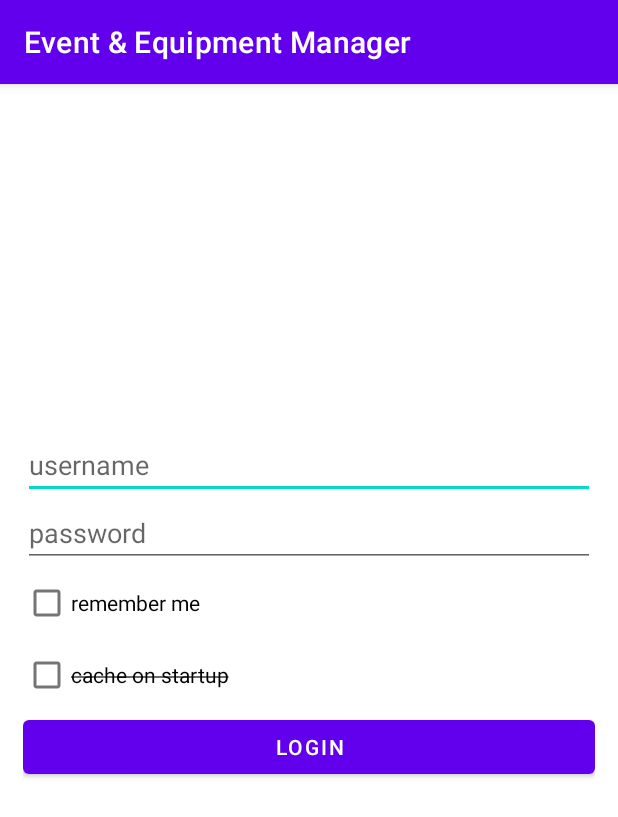
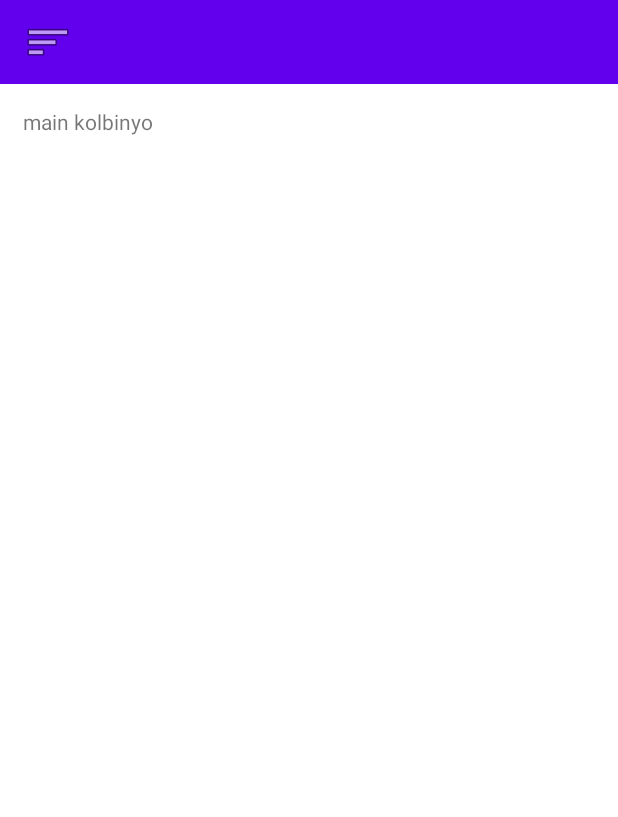
Before and after one commit to C4T4PHR4CT/Event_and_Equipment_Manager, an Android app: the screen it shows after launch (MainActivity), on a phone screen of 412 x 824 dp. Shown: the top 817 px of the screen. Run offline under Robolectric (Android 15) with nearby library versions, the phone set to English and light mode, and no system bars.

Commit message:
basic nav & ui

```diff
--- a/source/EventManager (AndroidStudio)/app/src/main/AndroidManifest.xml
+++ b/source/EventManager (AndroidStudio)/app/src/main/AndroidManifest.xml
@@ -11,10 +11,10 @@
         android:supportsRtl="true"
         android:theme="@style/Theme.EventEquipmentManager"
         tools:ignore="AllowBackup">
+        <activity android:name=".LoginActivity" />
         <activity android:name=".MainActivity">
             <intent-filter>
                 <action android:name="android.intent.action.MAIN" />
-
                 <category android:name="android.intent.category.LAUNCHER" />
             </intent-filter>
         </activity>
--- a/source/EventManager (AndroidStudio)/app/src/main/java/com/SovietHouseholdAppliances/EventManager/MainActivity.java
+++ b/source/EventManager (AndroidStudio)/app/src/main/java/com/SovietHouseholdAppliances/EventManager/MainActivity.java
@@ -1,49 +1,126 @@
 package com.SovietHouseholdAppliances.EventManager;
 
 import androidx.appcompat.app.AppCompatActivity;
+import androidx.core.view.GravityCompat;
+import androidx.drawerlayout.widget.DrawerLayout;
+import androidx.fragment.app.Fragment;
+import androidx.fragment.app.FragmentContainerView;
+import androidx.fragment.app.FragmentManager;
+import androidx.fragment.app.FragmentTransaction;
 
-import android.graphics.Paint;
+import android.content.Context;
+import android.content.Intent;
 import android.os.Bundle;
-import android.view.WindowManager;
 import android.widget.Button;
-import android.widget.CheckBox;
-import android.widget.EditText;
+import android.widget.ImageButton;
+import android.widget.Toast;
 
 public class MainActivity extends AppCompatActivity {
 
-    EditText username;
-    EditText password;
-    CheckBox remember;
-    CheckBox cache;
-    Button login;
+    ImageButton menu;
+    DrawerLayout drawer;
+    Button profile;
+    Button events;
+    Button equipments;
+    Button logout;
+    FragmentContainerView fragment;
+
+    Fragment activeFragment;
 
     @Override
     protected void onCreate(Bundle savedInstanceState) {
         super.onCreate(savedInstanceState);
         setContentView(R.layout.activity_main);
 
-        getWindow().setSoftInputMode(WindowManager.LayoutParams.SOFT_INPUT_ADJUST_RESIZE);
+        menu = findViewById(R.id.menu_button);
+        drawer = findViewById(R.id.menu_drawer);
+        profile = findViewById(R.id.menu_profile);
+        events = findViewById(R.id.menu_events);
+        equipments = findViewById(R.id.menu_equipments);
+        logout = findViewById(R.id.menu_logout);
+        fragment = findViewById(R.id.fragment);
 
-        username = findViewById(R.id.login_username);
-        password = findViewById(R.id.login_password);
-        remember = findViewById(R.id.login_remember);
-        cache = findViewById(R.id.login_cache);
-        login = findViewById(R.id.login_button);
+        menu.setOnClickListener(e -> {
+            openDrawer();
+        });
 
-        cache.setPaintFlags(cache.getPaintFlags() | Paint.STRIKE_THRU_TEXT_FLAG);
+        profile.setOnClickListener(e -> {
+            closeDrawer();
+            navigate(new ProfileFragment());
+        });
 
-        remember.setOnClickListener(e -> {
-            if (remember.isChecked())
-            {
-                cache.setClickable(true);
-                cache.setPaintFlags(cache.getPaintFlags() & (~Paint.STRIKE_THRU_TEXT_FLAG));
-            }
+        events.setOnClickListener(e -> {
+            closeDrawer();
+            navigate(new EventFragment());
+        });
+
+        equipments.setOnClickListener(e -> {
+            closeDrawer();
+            navigate(new EquipmentFragment());
+        });
+
+        logout.setOnClickListener(e -> {
+            closeDrawer();
+            startActivityForResult(new Intent(this, LoginActivity.class), 1);
+        });
+
+        if (savedInstanceState == null)
+            navigate(new MainFragment());
+
+        maininstance = getApplicationContext();
+    }
+
+    @Override
+    protected void onStart() {
+        super.onStart();
+        closeDrawer();
+    }
+
+    @Override
+    protected void onActivityResult(int requestCode, int resultCode, Intent data) {
+        super.onActivityResult(requestCode, resultCode, data);
+
+        //returning from login
+        if (requestCode == 1) {
+            navigate(new MainFragment());
+        }
+    }
+
+    @Override
+    public void onBackPressed () {
+        if (!drawer.isDrawerOpen(GravityCompat.START))
+            if (activeFragment instanceof MainFragment)
+                finish();
             else
-            {
-                cache.setClickable(false);
-                cache.setChecked(false);
-                cache.setPaintFlags(cache.getPaintFlags() | Paint.STRIKE_THRU_TEXT_FLAG);
-            }
-        });
+                navigate(new MainFragment());
+        else
+            closeDrawer();
+    }
+
+    private void closeDrawer()
+    {
+        drawer.closeDrawer(GravityCompat.START);
+    }
+
+    private void openDrawer()
+    {
+        drawer.openDrawer(GravityCompat.START);
+    }
+
+    private void navigate(Fragment newFragment)
+    {
+        if (activeFragment == null || newFragment.getClass() != activeFragment.getClass()) {
+            activeFragment = newFragment;
+            FragmentManager fragmentManager = getSupportFragmentManager();
+            FragmentTransaction transaction = fragmentManager.beginTransaction();
+            transaction.replace(fragment.getId(), newFragment);
+            transaction.commit();
+        }
+    }
+
+    private static Context maininstance;
+    public static void print(String content)
+    {
+        Toast.makeText(maininstance, content, Toast.LENGTH_SHORT).show();
     }
 }
--- /dev/null
+++ b/source/EventManager (AndroidStudio)/app/src/main/java/com/SovietHouseholdAppliances/EventManager/MainFragment.java
@@ -0,0 +1,17 @@
+package com.SovietHouseholdAppliances.EventManager;
+
+import android.os.Bundle;
+
+import androidx.fragment.app.Fragment;
+
+import android.view.LayoutInflater;
+import android.view.View;
+import android.view.ViewGroup;
+
+public class MainFragment extends Fragment {
+
+    @Override
+    public View onCreateView(LayoutInflater inflater, ViewGroup container, Bundle savedInstanceState) {
+        return inflater.inflate(R.layout.fragment_main, container, false);
+    }
+}
--- a/source/EventManager (AndroidStudio)/app/src/main/res/layout/activity_main.xml
+++ b/source/EventManager (AndroidStudio)/app/src/main/res/layout/activity_main.xml
@@ -1,57 +1,77 @@
 <?xml version="1.0" encoding="utf-8"?>
-<androidx.constraintlayout.widget.ConstraintLayout xmlns:android="http://schemas.android.com/apk/res/android"
+<androidx.drawerlayout.widget.DrawerLayout xmlns:android="http://schemas.android.com/apk/res/android"
     xmlns:app="http://schemas.android.com/apk/res-auto"
     xmlns:tools="http://schemas.android.com/tools"
+    android:id="@+id/menu_drawer"
     android:layout_width="match_parent"
     android:layout_height="match_parent"
     tools:context=".MainActivity">
 
     <LinearLayout
         android:layout_width="match_parent"
-        android:layout_height="wrap_content"
-        android:orientation="vertical"
-        android:padding="15dp"
-        app:layout_constraintBottom_toBottomOf="parent"
-        app:layout_constraintTop_toTopOf="parent"
-        app:layout_constraintVertical_bias="0.43"
-        tools:layout_editor_absoluteX="155dp">
+        android:layout_height="match_parent"
+        android:orientation="vertical">
 
-        <EditText
-            android:id="@+id/login_username"
+        <androidx.appcompat.widget.Toolbar
             android:layout_width="match_parent"
             android:layout_height="wrap_content"
-            android:autofillHints=""
-            android:ems="10"
-            android:hint="@string/login_username"
-            android:inputType="textPersonName" />
+            android:background="?attr/colorPrimary"
+            android:minHeight="?attr/actionBarSize"
+            android:theme="?attr/actionBarTheme">
 
-        <EditText
-            android:id="@+id/login_password"
+            <ImageButton
+                android:id="@+id/menu_button"
+                android:layout_width="wrap_content"
+                android:layout_height="wrap_content"
+                android:background="#00000000"
+                android:contentDescription="@string/menu_button"
+                app:srcCompat="@android:drawable/ic_menu_sort_by_size" />
+
+        </androidx.appcompat.widget.Toolbar>
+
+        <androidx.fragment.app.FragmentContainerView
+            android:id="@+id/fragment"
             android:layout_width="match_parent"
             android:layout_height="wrap_content"
-            android:autofillHints=""
-            android:ems="10"
-            android:hint="@string/login_password"
-            android:inputType="textPassword" />
+            android:padding="15dp" />
 
-        <CheckBox
-            android:id="@+id/login_remember"
+    </LinearLayout>
+
+    <com.google.android.material.navigation.NavigationView
+        android:layout_width="wrap_content"
+        android:layout_height="match_parent"
+        android:layout_gravity="start"
+        android:fitsSystemWindows="true">
+
+        <LinearLayout
+            android:layout_width="match_parent"
+            android:layout_height="match_parent"
+            android:orientation="vertical"
+            android:padding="10dp">
+
+            <Button
+                android:id="@+id/menu_profile"
                 android:layout_width="match_parent"
                 android:layout_height="wrap_content"
-            android:text="@string/login_remember" />
+                android:text="@string/menu_profile" />
 
-        <CheckBox
-            android:id="@+id/login_cache"
+            <Button
+                android:id="@+id/menu_events"
                 android:layout_width="match_parent"
                 android:layout_height="wrap_content"
-            android:clickable="false"
-            android:text="@string/login_cache" />
+                android:text="@string/menu_events" />
 
             <Button
-            android:id="@+id/login_button"
+                android:id="@+id/menu_equipments"
                 android:layout_width="match_parent"
                 android:layout_height="wrap_content"
-            android:text="@string/login_button" />
+                android:text="@string/menu_equipments" />
+
+            <Button
+                android:id="@+id/menu_logout"
+                android:layout_width="match_parent"
+                android:layout_height="wrap_content"
+                android:text="@string/menu_logout" />
         </LinearLayout>
-
-</androidx.constraintlayout.widget.ConstraintLayout>
+    </com.google.android.material.navigation.NavigationView>
+</androidx.drawerlayout.widget.DrawerLayout>
--- /dev/null
+++ b/source/EventManager (AndroidStudio)/app/src/main/res/layout/fragment_main.xml
@@ -0,0 +1,13 @@
+<?xml version="1.0" encoding="utf-8"?>
+<FrameLayout xmlns:android="http://schemas.android.com/apk/res/android"
+    xmlns:tools="http://schemas.android.com/tools"
+    android:layout_width="match_parent"
+    android:layout_height="match_parent"
+    tools:context=".MainFragment">
+
+    <TextView
+        android:layout_width="match_parent"
+        android:layout_height="match_parent"
+        android:text="main kolbinyo" />
+
+</FrameLayout>
--- a/source/EventManager (AndroidStudio)/app/src/main/res/values-night/themes.xml
+++ b/source/EventManager (AndroidStudio)/app/src/main/res/values-night/themes.xml
@@ -1,6 +1,6 @@
 <resources xmlns:tools="http://schemas.android.com/tools">
     <!-- Base application theme. -->
-    <style name="Theme.EventEquipmentManager" parent="Theme.MaterialComponents.DayNight.DarkActionBar">
+    <style name="Theme.EventEquipmentManager" parent="Theme.MaterialComponents.DayNight.NoActionBar">
         <!-- Primary brand color. -->
         <item name="colorPrimary">@color/purple_200</item>
         <item name="colorPrimaryVariant">@color/purple_700</item>
--- a/source/EventManager (AndroidStudio)/app/src/main/res/values/strings.xml
+++ b/source/EventManager (AndroidStudio)/app/src/main/res/values/strings.xml
@@ -3,6 +3,16 @@
     <string name="login_username">username</string>
     <string name="login_password">password</string>
     <string name="login_remember">remember me</string>
-    <string name="login_cache">cache on startup</string>
     <string name="login_button">Login</string>
+    <string name="menu_button">menu</string>
+    <string name="menu_profile">My Profile</string>
+    <string name="menu_events">Events</string>
+    <string name="menu_equipments">Equipments</string>
+    <string name="menu_logout">Log Out</string>
+    <string name="local_caching">enable local caching</string>
+    <string name="profile_username">username:</string>
+    <string name="profile_type">profile type:</string>
+    <string name="event_show">Show</string>
+    <string name="event_from">from</string>
+    <string name="event_until">until</string>
 </resources>
--- a/source/EventManager (AndroidStudio)/app/src/main/res/values/themes.xml
+++ b/source/EventManager (AndroidStudio)/app/src/main/res/values/themes.xml
@@ -1,6 +1,6 @@
 <resources xmlns:tools="http://schemas.android.com/tools">
     <!-- Base application theme. -->
-    <style name="Theme.EventEquipmentManager" parent="Theme.MaterialComponents.DayNight.DarkActionBar">
+    <style name="Theme.EventEquipmentManager" parent="Theme.MaterialComponents.DayNight.NoActionBar">
         <!-- Primary brand color. -->
         <item name="colorPrimary">@color/purple_500</item>
         <item name="colorPrimaryVariant">@color/purple_700</item>
```
Also changed, not shown: source/EventManager (AndroidStudio)/app/build.gradle (+5 -2 lines), source/EventManager (AndroidStudio)/app/src/main/java/com/SovietHouseholdAppliances/EventManager/EquipmentFragment.java (added, +17 -0 lines), source/EventManager (AndroidStudio)/app/src/main/java/com/SovietHouseholdAppliances/EventManager/EventFragment.java (added, +80 -0 lines), source/EventManager (AndroidStudio)/app/src/main/java/com/SovietHouseholdAppliances/EventManager/LoginActivity.java (added, +38 -0 lines), source/EventManager (AndroidStudio)/app/src/main/java/com/SovietHouseholdAppliances/EventManager/ProfileFragment.java (added, +52 -0 lines), source/EventManager (AndroidStudio)/app/src/main/res/layout/activity_login.xml (added, +50 -0 lines), source/EventManager (AndroidStudio)/app/src/main/res/layout/fragment_equipment.xml (added, +13 -0 lines), source/EventManager (AndroidStudio)/app/src/main/res/layout/fragment_event.xml (added, +62 -0 lines), source/EventManager (AndroidStudio)/app/src/main/res/layout/fragment_profile.xml (added, +61 -0 lines). Lines whose indentation alone changed are shown as unchanged.
